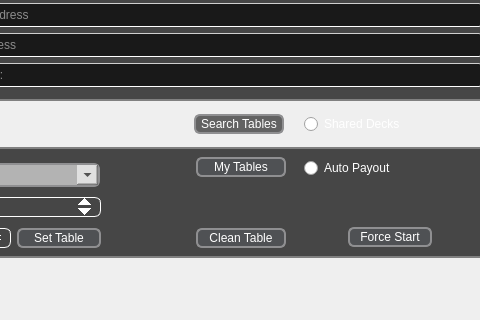
This is Holdero/menu.ui in SixofClubsss/Dero-Poker-Table as Qt 5 draws it before an edit; both pictures show x 252 to 732 and y 300 to 620 of the 890 by 620 pixel window. The edited form follows.
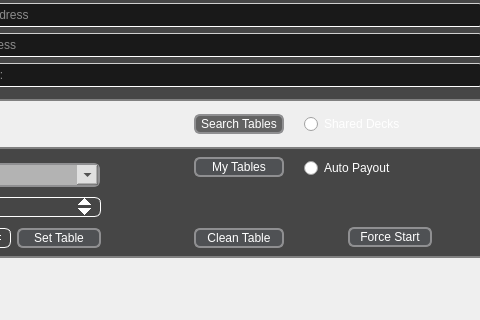
This is the edited form. Icons and pictures are not drawn.

What changed in the file:
```diff
--- a/Holdero/menu.ui
+++ b/Holdero/menu.ui
@@ -899,7 +899,7 @@
      <widget class="QPushButton" name="cleanTableButton">
       <property name="geometry">
        <rect>
-        <x>428</x>
+        <x>426</x>
         <y>81</y>
         <width>90</width>
         <height>20</height>
@@ -1052,7 +1052,7 @@
      <widget class="QPushButton" name="myTablesButton">
       <property name="geometry">
        <rect>
-        <x>428</x>
+        <x>426</x>
         <y>10</y>
         <width>90</width>
         <height>20</height>
```
